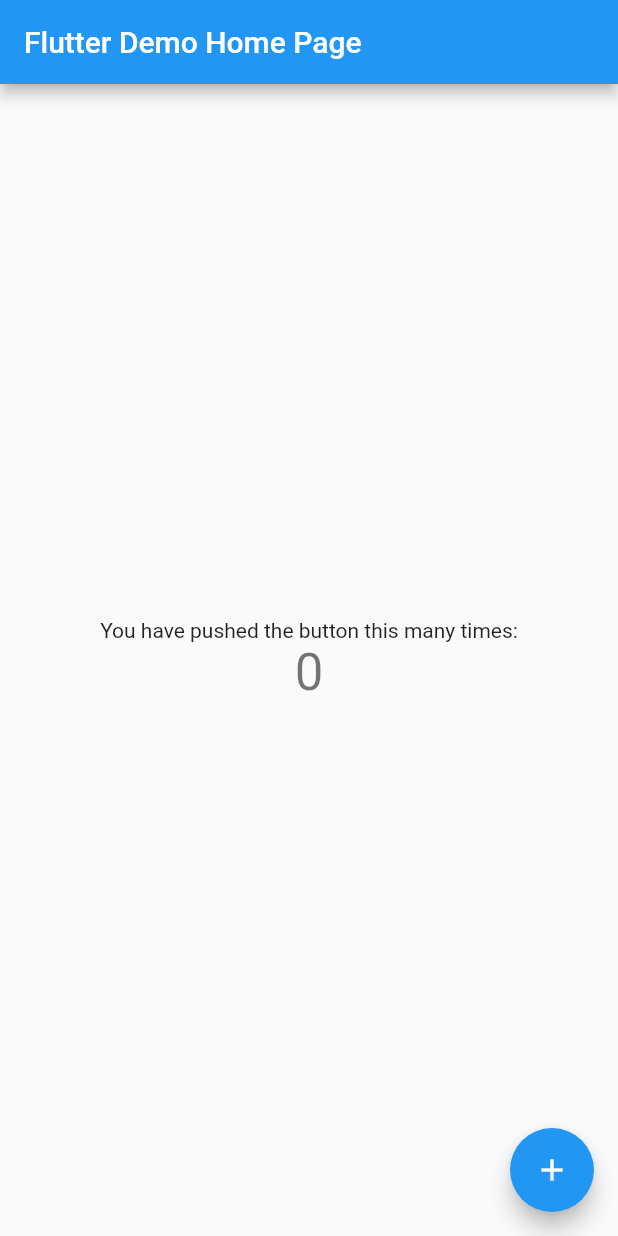
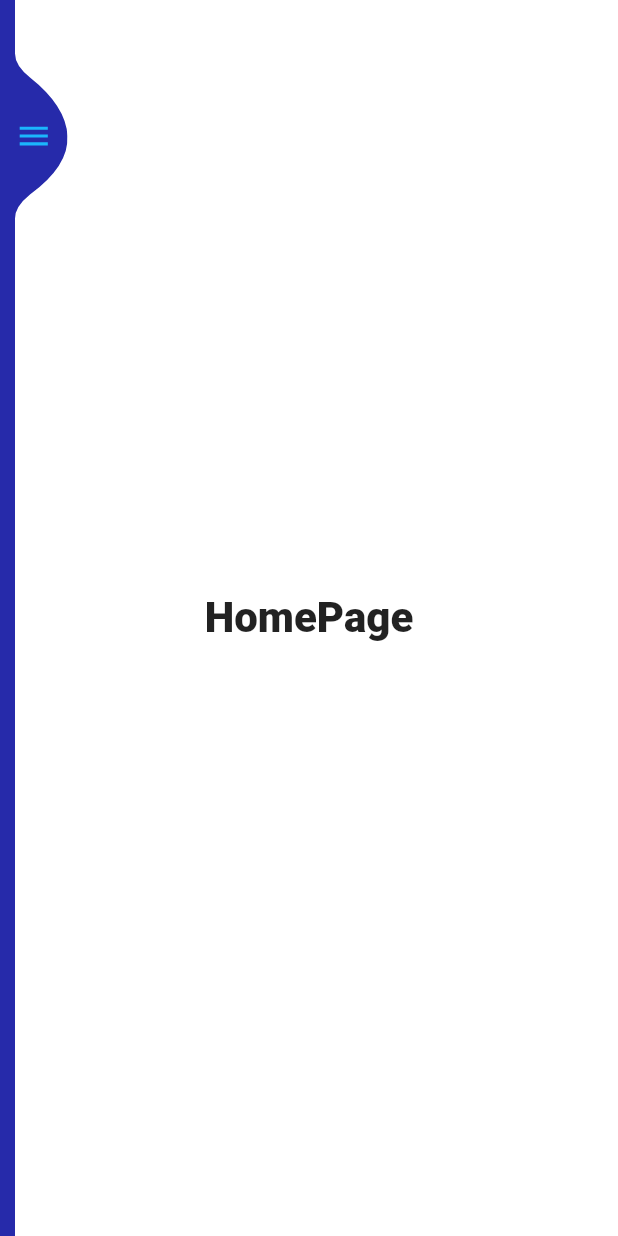
Before and after one commit to rs-maker/Prospect, a Flutter app: the screen it shows after launch, on a phone screen of 412 x 824 dp. Run offline on Flutter 3.47's test engine with Material 2 defaults, Android fonts, the phone set to English and light mode, and no system bars; our stand-ins replace flutter_bloc, get_it, injectable, rxdart, stacked.

Commit message:
Decided on using Bloc architecture instead of stacked_architecture for navigation used Parts of https://github.com/TechieBlossom/sidebar_animation_flutter for the Sidebar functionality

```diff
--- /dev/null
+++ b/lib/bloc/navigation/navigation_bloc.dart
@@ -0,0 +1,26 @@
+import 'package:flutter_bloc/flutter_bloc.dart';
+import 'package:prospect/pages/homepage.dart';
+import 'package:prospect/pages/second_page.dart';
+
+enum NavigationEvent {
+  HomePageClickEvent,
+  SecondPageClickEvent,
+}
+
+abstract class NavigationStates {}
+
+class NavigationBloc extends Bloc<NavigationEvent, NavigationStates> {
+  NavigationBloc() : super(HomePage());
+
+  @override
+  Stream<NavigationStates> mapEventToState(NavigationEvent event) async* {
+    switch (event) {
+      case NavigationEvent.HomePageClickEvent:
+        yield HomePage();
+        break;
+      case NavigationEvent.SecondPageClickEvent:
+        yield SecondPage();
+        break;
+    }
+  }
+}
--- a/lib/main.dart
+++ b/lib/main.dart
@@ -1,113 +1,30 @@
 import 'package:flutter/material.dart';
+import 'package:prospect/app/locator.dart';
+import 'package:prospect/sidebar/sidebar_layout.dart';
 
 void main() {
+  setupLocator();
   runApp(MyApp());
 }
 
 class MyApp extends StatelessWidget {
-  // This widget is the root of your application.
   @override
   Widget build(BuildContext context) {
     return MaterialApp(
-      title: 'Flutter Demo',
+      debugShowCheckedModeBanner: false,
       theme: ThemeData(
-        // This is the theme of your application.
-        //
-        // Try running your application with "flutter run". You'll see the
-        // application has a blue toolbar. Then, without quitting the app, try
-        // changing the primarySwatch below to Colors.green and then invoke
-        // "hot reload" (press "r" in the console where you ran "flutter run",
-        // or simply save your changes to "hot reload" in a Flutter IDE).
-        // Notice that the counter didn't reset back to zero; the application
-        // is not restarted.
-        primarySwatch: Colors.blue,
+        backgroundColor: Colors.white,
+        scaffoldBackgroundColor: Colors.white,
+        primaryColor: Colors.white,
+        accentColor: Colors.blue,
+        buttonColor: Colors.lightBlue,
       ),
-      home: MyHomePage(title: 'Flutter Demo Home Page'),
+      home: SideBarLayout(),
+
+      /* this was for stacked architecture which is not currently used
+     // initialRoute: auto_router.Routes.homeViewRoute,
+      onGenerateRoute: auto_router.Router().onGenerateRoute,
+      navigatorKey: locator<NavigationService>().navigatorKey,*/
     );
   }
 }
-
-class MyHomePage extends StatefulWidget {
-  MyHomePage({Key key, this.title}) : super(key: key);
-
-  // This widget is the home page of your application. It is stateful, meaning
-  // that it has a State object (defined below) that contains fields that affect
-  // how it looks.
-
-  // This class is the configuration for the state. It holds the values (in this
-  // case the title) provided by the parent (in this case the App widget) and
-  // used by the build method of the State. Fields in a Widget subclass are
-  // always marked "final".
-
-  final String title;
-
-  @override
-  _MyHomePageState createState() => _MyHomePageState();
-}
-
-class _MyHomePageState extends State<MyHomePage> {
-  int _counter = 0;
-
-  void _incrementCounter() {
-    setState(() {
-      // This call to setState tells the Flutter framework that something has
-      // changed in this State, which causes it to rerun the build method below
-      // so that the display can reflect the updated values. If we changed
-      // _counter without calling setState(), then the build method would not be
-      // called again, and so nothing would appear to happen.
-      _counter++;
-    });
-  }
-
-  @override
-  Widget build(BuildContext context) {
-    // This method is rerun every time setState is called, for instance as done
-    // by the _incrementCounter method above.
-    //
-    // The Flutter framework has been optimized to make rerunning build methods
-    // fast, so that you can just rebuild anything that needs updating rather
-    // than having to individually change instances of widgets.
-    return Scaffold(
-      appBar: AppBar(
-        // Here we take the value from the MyHomePage object that was created by
-        // the App.build method, and use it to set our appbar title.
-        title: Text(widget.title),
-      ),
-      body: Center(
-        // Center is a layout widget. It takes a single child and positions it
-        // in the middle of the parent.
-        child: Column(
-          // Column is also a layout widget. It takes a list of children and
-          // arranges them vertically. By default, it sizes itself to fit its
-          // children horizontally, and tries to be as tall as its parent.
-          //
-          // Invoke "debug painting" (press "p" in the console, choose the
-          // "Toggle Debug Paint" action from the Flutter Inspector in Android
-          // Studio, or the "Toggle Debug Paint" command in Visual Studio Code)
-          // to see the wireframe for each widget.
-          //
-          // Column has various properties to control how it sizes itself and
-          // how it positions its children. Here we use mainAxisAlignment to
-          // center the children vertically; the main axis here is the vertical
-          // axis because Columns are vertical (the cross axis would be
-          // horizontal).
-          mainAxisAlignment: MainAxisAlignment.center,
-          children: <Widget>[
-            Text(
-              'You have pushed the button this many times:',
-            ),
-            Text(
-              '$_counter',
-              style: Theme.of(context).textTheme.headline4,
-            ),
-          ],
-        ),
-      ),
-      floatingActionButton: FloatingActionButton(
-        onPressed: _incrementCounter,
-        tooltip: 'Increment',
-        child: Icon(Icons.add),
-      ), // This trailing comma makes auto-formatting nicer for build methods.
-    );
-  }
-}
--- /dev/null
+++ b/lib/pages/homepage.dart
@@ -0,0 +1,13 @@
+import 'package:flutter/material.dart';
+import 'package:injectable/injectable.dart';
+import 'package:prospect/bloc/navigation/navigation_bloc.dart';
+
+@injectable
+class HomePage extends StatelessWidget with NavigationStates{
+  @override
+  Widget build(BuildContext context) {
+    return Center(
+        child: Text("HomePage",style: TextStyle(fontWeight: FontWeight.w900, fontSize: 28),),
+    );
+  }
+}
--- /dev/null
+++ b/lib/sidebar/sidebar.dart
@@ -0,0 +1,147 @@
+import 'dart:async';
+import 'package:flutter/material.dart';
+import 'package:flutter_bloc/flutter_bloc.dart';
+import 'package:prospect/bloc/navigation/navigation_bloc.dart';
+import 'package:prospect/sidebar/sidebar_item.dart';
+import 'package:rxdart/rxdart.dart';
+
+class SideBar extends StatefulWidget {
+  @override
+  _SideBarState createState() => _SideBarState();
+}
+
+class _SideBarState extends State<SideBar> with SingleTickerProviderStateMixin {
+  AnimationController _animationController;
+  StreamController<bool> isSideBarOpenedStreamController;
+  Stream<bool> isSideBarOpenedStream;
+  StreamSink<bool> isSideBarOpenedSink;
+  final _animationDuration = const Duration(milliseconds: 500);
+
+  @override
+  void initState() {
+    super.initState();
+    _animationController =
+        AnimationController(vsync: this, duration: _animationDuration);
+    isSideBarOpenedStreamController = PublishSubject<bool>();
+    isSideBarOpenedStream = isSideBarOpenedStreamController.stream;
+    isSideBarOpenedSink = isSideBarOpenedStreamController.sink;
+  }
+
+  @override
+  void dispose() {
+    _animationController.dispose();
+    isSideBarOpenedStreamController.close();
+    isSideBarOpenedSink.close();
+    super.dispose();
+  }
+
+  void onIconPressed() {
+    final animationStatus = _animationController.status;
+    final animationCompleted = animationStatus == AnimationStatus.completed;
+    if (animationCompleted) {
+      isSideBarOpenedSink.add(false);
+      _animationController.reverse();
+    } else {
+      isSideBarOpenedSink.add(true);
+      _animationController.forward();
+    }
+  }
+
+  @override
+  Widget build(BuildContext context) {
+    final screenWidth = MediaQuery.of(context).size.width;
+
+    return StreamBuilder<bool>(
+      initialData: false,
+      stream: isSideBarOpenedStream,
+      builder: (context, isSideBarOpenedAsync) => AnimatedPositioned(
+        duration: _animationDuration,
+        top: 0,
+        bottom: 0,
+        left: isSideBarOpenedAsync.data ? 0 : -screenWidth,
+        right: isSideBarOpenedAsync.data ? 0 : screenWidth - 45,
+        child: Row(
+          children: <Widget>[
+            Expanded(
+              child: Container(
+                padding: const EdgeInsets.symmetric(horizontal: 10),
+                //TODO: CHECK IF THIS IS NEEDED
+                color: Color(0xFF262AAA),
+                child: Column(
+                  children: <Widget>[
+                    /* TODO: IMPLEMENT SIDEBAR ITEMS
+                  THIS IS WHERE THE SIDEBAR ITEMS GO*/
+                    SideBarItem(
+                      iconData: Icons.home,
+                      title: "Homepage",
+                      method: (){
+                        onIconPressed();
+                        BlocProvider.of<NavigationBloc>(context).add(NavigationEvent.HomePageClickEvent);
+                      },
+                    ),
+                    SideBarItem(
+                      iconData: Icons.home_repair_service_rounded,
+                      title: "Second Page",
+                      method: (){
+                        onIconPressed();
+                        BlocProvider.of<NavigationBloc>(context).add(NavigationEvent.SecondPageClickEvent);
+                      },
+                    ),
+                  ],
+                ),
+              ),
+            ),
+            Align(
+              alignment: Alignment(0, -0.9),
+              child: GestureDetector(
+                onTap: () => onIconPressed(),
+                child: ClipPath(
+                  clipper: CustomMenuClipper(),
+                  child: Container(
+                    width: 35,
+                    height: 110,
+                    color: Color(0xFF262AAA),
+                    alignment: Alignment.centerLeft,
+                    child: AnimatedIcon(
+                      progress: _animationController.view,
+                      icon: AnimatedIcons.menu_close,
+                      color: Color(0xFF1BB5FD),
+                      size: 25,
+                    ),
+                  ),
+                ),
+              ),
+            ),
+          ],
+        ),
+      ),
+    );
+  }
+}
+
+/* THIS CREATES THE ROUND SIDEBAR BUTTON SHAPE */
+class CustomMenuClipper extends CustomClipper<Path> {
+  @override
+  Path getClip(Size size) {
+    Paint paint = Paint();
+    paint.color = Colors.white;
+
+    final width = size.width;
+    final height = size.height;
+
+    Path path = Path();
+    path.moveTo(0, 0);
+    path.quadraticBezierTo(0, 8, 10, 16);
+    path.quadraticBezierTo(width - 1, height / 2 - 20, width, height / 2);
+    path.quadraticBezierTo(width + 1, height / 2 + 20, 10, height - 16);
+    path.quadraticBezierTo(0, height - 8, 0, height);
+
+    path.close();
+    return path;
+  }
+
+  @override
+  bool shouldReclip(covariant CustomClipper<Path> oldClipper) {
+    return true;
+  }
+}
--- /dev/null
+++ b/lib/sidebar/sidebar_layout.dart
@@ -0,0 +1,25 @@
+import 'package:flutter/material.dart';
+import 'package:flutter_bloc/flutter_bloc.dart';
+import 'package:prospect/bloc/navigation/navigation_bloc.dart';
+import 'package:prospect/sidebar/sidebar.dart';
+
+class SideBarLayout extends StatelessWidget {
+  @override
+  Widget build(BuildContext context) {
+    return BlocProvider<NavigationBloc>(
+        create: (context) => NavigationBloc(),
+        child: Scaffold(
+          body: Stack(
+            children: <Widget>[
+              /*locator.get<HomePage>().build(context),*/
+              BlocBuilder<NavigationBloc, NavigationStates>(
+                  builder: (context, navigationState){
+                    return navigationState as Widget;
+                  },
+              ),
+              SideBar(),
+            ],
+          ),
+        ));
+  }
+}
--- /dev/null
+++ b/lib/ui/views/home/home_viewmodel.dart
@@ -0,0 +1,15 @@
+import 'package:stacked/stacked.dart';
+
+class HomeViewModel extends BaseViewModel {
+
+  String _title = 'Medikamente';
+  String get title => _title;
+
+  void updateTitle() {
+    _title = "LOL";
+    notifyListeners();
+  }
+
+  Future navigateToRoaccutane() async {
+  }
+}
--- /dev/null
+++ b/lib/ui/views/roaccutane/roaccutane_viewmodel.dart
@@ -0,0 +1,5 @@
+import 'package:stacked/stacked.dart';
+
+class RoaccutaneViewModel extends BaseViewModel{
+
+}
```
Also changed, not shown: lib/app/locator.dart (added, +17 -0 lines), lib/pages/second_page.dart (added, +13 -0 lines), lib/sidebar/sidebar_item.dart (added, +36 -0 lines), lib/ui/views/home/home_view.dart (added, +71 -0 lines), lib/ui/views/roaccutane/roaccutane_view.dart (added, +18 -0 lines), pubspec.yaml (+16 -2 lines), lib/app/locator.config.dart (added), pubspec.lock.
